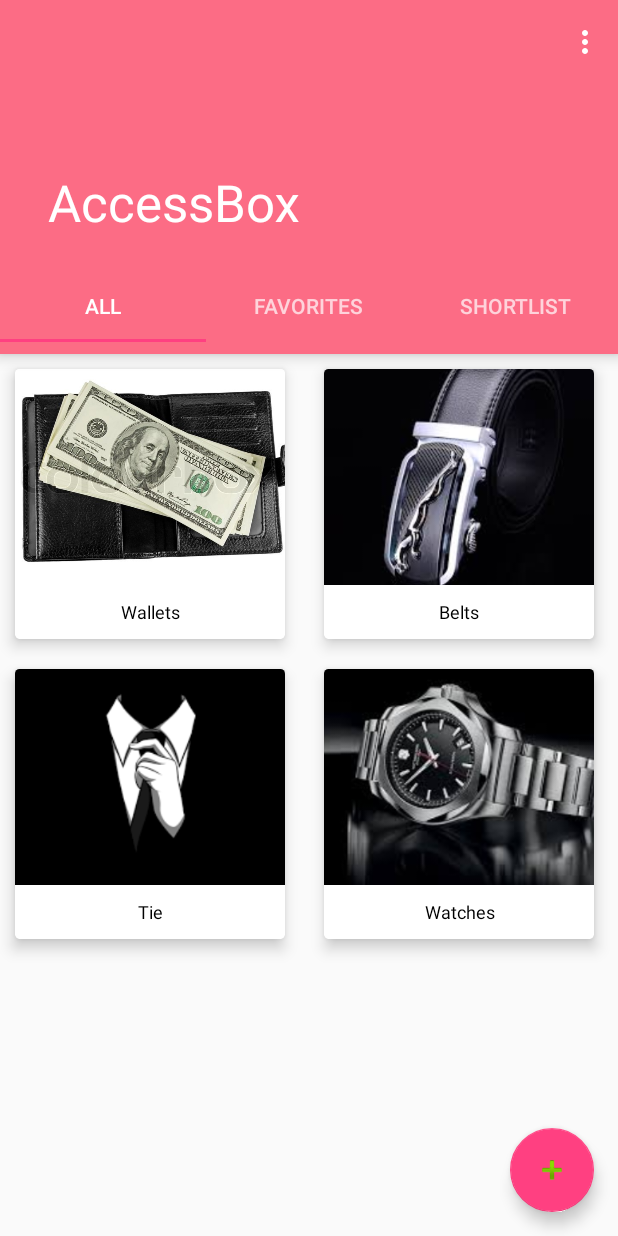
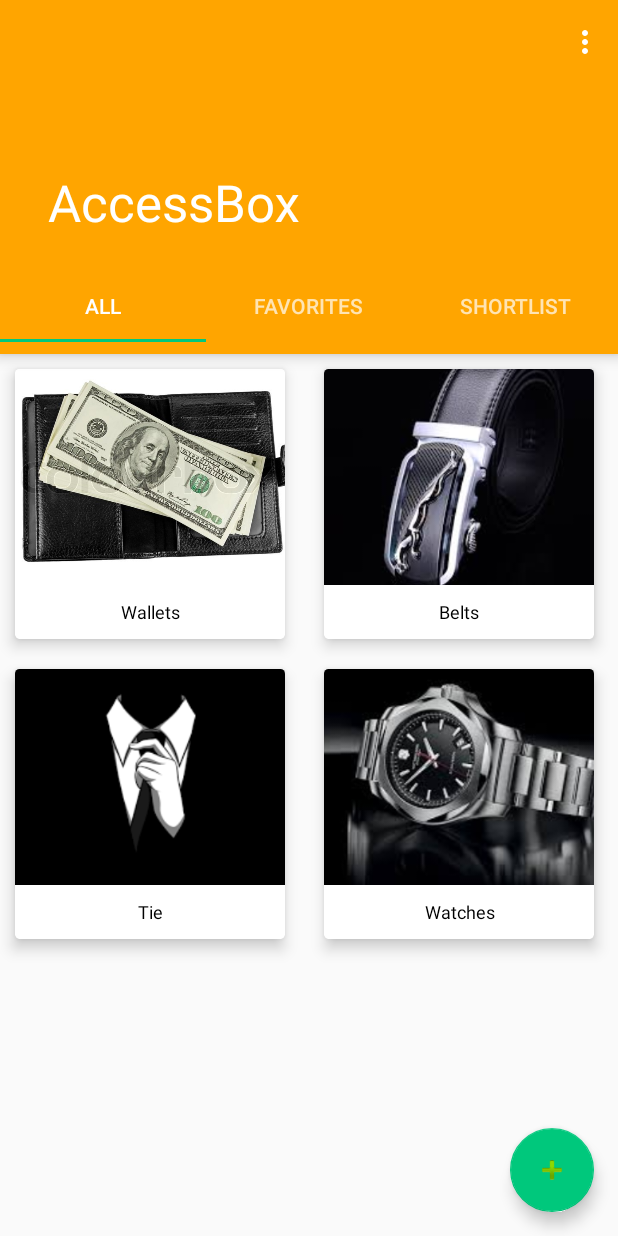
Before and after one commit to shrutikaladha/AccessBox, an Android app: the screen it shows after launch (HomePageActivity), on a phone screen of 412 x 824 dp. Run offline under Robolectric (Android 15) with nearby library versions, the phone set to English and light mode, and no system bars.

Commit message:
Finalized app theme color, primary color and added styles

```diff
--- a/app/src/main/AndroidManifest.xml
+++ b/app/src/main/AndroidManifest.xml
@@ -41,7 +41,6 @@
             android:theme="@style/AppTheme.NoActionBar">
             <intent-filter>
                 <action android:name="android.intent.action.MAIN" />
-
                 <category android:name="android.intent.category.LAUNCHER" />
             </intent-filter>
         </activity>
--- a/app/src/main/java/com/accessbox/activity/SelectPhotosActivity.java
+++ b/app/src/main/java/com/accessbox/activity/SelectPhotosActivity.java
@@ -72,7 +72,9 @@ public class SelectPhotosActivity extends AppCompatActivity {
         gridView = (GridView) findViewById(R.id.gridView);
         toolbar = (Toolbar) findViewById(R.id.toolbar);
         toolbar.setTitle("Please select photos");
+        toolbar.setTitleTextAppearance(this, R.style.HeadingStyle);
         setSupportActionBar(toolbar);
+
         if (getIntent() != null)
             categoryType = getIntent().getStringExtra("CATEGORY_TYPE");
         selectBtn.setOnClickListener(selectOnClickListener);
--- a/app/src/main/res/layout/activity_splash_layout.xml
+++ b/app/src/main/res/layout/activity_splash_layout.xml
@@ -6,6 +6,7 @@
     android:paddingBottom="@dimen/activity_vertical_margin"
     android:paddingLeft="@dimen/activity_horizontal_margin"
     android:paddingRight="@dimen/activity_horizontal_margin"
+    android:background="@color/theme_color"
     android:paddingTop="@dimen/activity_vertical_margin"
     tools:context=".activity.SplashActivity">
 
--- a/app/src/main/res/values/colors.xml
+++ b/app/src/main/res/values/colors.xml
@@ -1,11 +1,11 @@
 <?xml version="1.0" encoding="utf-8"?>
 <resources>
-    <color name="colorPrimary">#FC6C85</color>
-    <color name="colorPrimaryDark">#303F9F</color>
-    <color name="colorAccent">#FF4081</color>
+    <color name="colorPrimary">#FFA500</color>
+    <color name="colorPrimaryDark">#cc8400</color>
+    <color name="colorAccent">#00C87C</color>
     <color name="male_profile_color">#303F9F</color>
     <color name="female_profile_color">#EB7757</color>
-    <color name="theme_color">#FC6C85</color>
-    <color name="main_category_text_color">#EB7757</color>
+    <color name="theme_color">#FFA500</color>
+    <color name="main_category_text_color">#f5f5f5</color>
     <color name="sub_category_text_color">#EB7757</color>
 </resources>
```
Also changed, not shown: app/src/main/res/layout/activity_select_photos_layout.xml (+12 -18 lines), app/src/main/res/values/styles.xml (+13 -3 lines).
